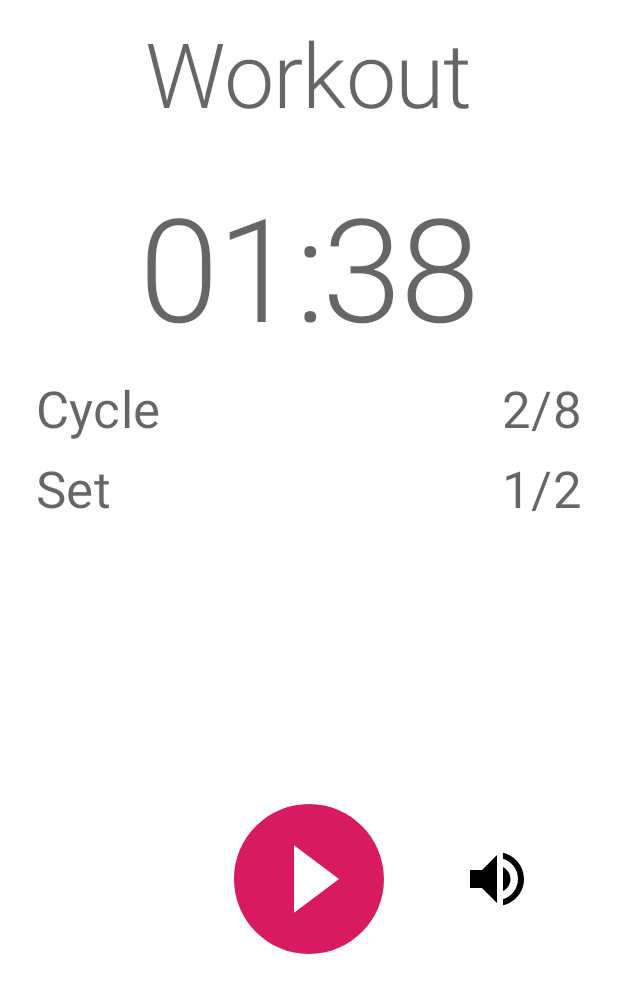
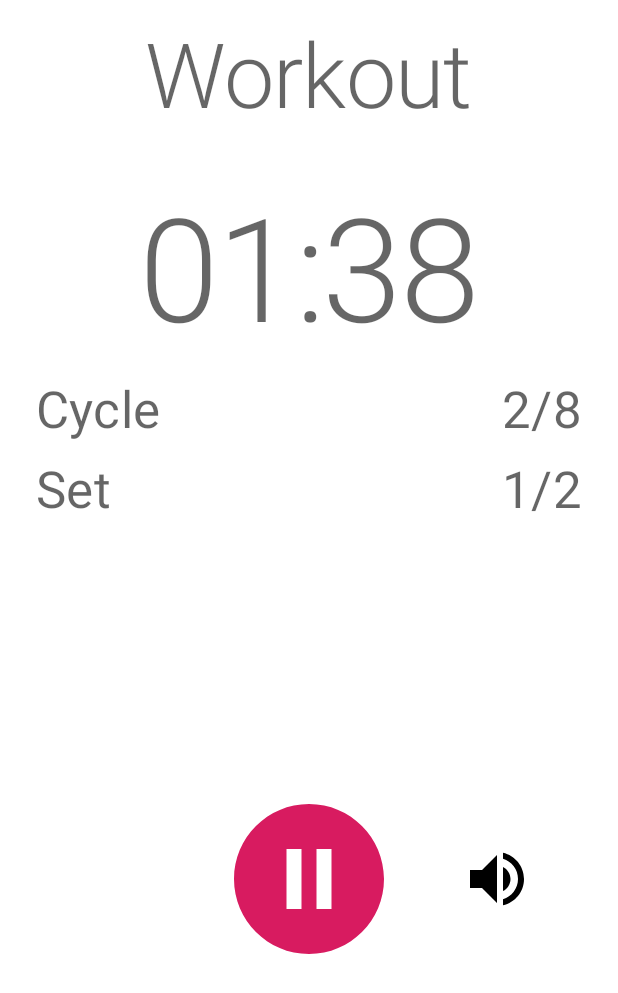
Before and after one commit to JavaCatHub/HIITiImer, an Android app: the layout activity_timer.xml on its own in the app's theme, with its tools: preview values and no code run, on a phone screen of 412 x 824 dp. Shown: the top 993 px of the screen. Run offline under Robolectric (Android 15) with nearby library versions, the light colour scheme and no system bars.

Commit message:
Added stop timer function

```diff
--- a/app/src/main/java/com/example/android/hiittimer/TimerViewModel.java
+++ b/app/src/main/java/com/example/android/hiittimer/timer/TimerViewModel.java
@@ -1,4 +1,6 @@
-package com.example.android.hiittimer;
+package com.example.android.hiittimer.timer;
+
+import com.example.android.hiittimer.model.CountDown;
 
 import java.util.Iterator;
 import java.util.List;
--- /dev/null
+++ b/app/src/main/res/drawable/drawable_selector.xml
@@ -0,0 +1,5 @@
+<?xml version="1.0" encoding="utf-8"?>
+<selector xmlns:android="http://schemas.android.com/apk/res/android">
+    <item android:drawable="@drawable/ic_play_circle_filled_black_24dp" android:state_selected="true" />
+    <item android:drawable="@drawable/ic_pause_circle_filled_black_24dp" android:state_selected="false" />
+</selector>
--- /dev/null
+++ b/app/src/main/res/drawable/ic_pause_circle_filled_black_24dp.xml
@@ -0,0 +1,5 @@
+<vector android:height="24dp" android:tint="#D81B60"
+    android:viewportHeight="24.0" android:viewportWidth="24.0"
+    android:width="24dp" xmlns:android="http://schemas.android.com/apk/res/android">
+    <path android:fillColor="#D81B60" android:pathData="M12,2C6.48,2 2,6.48 2,12s4.48,10 10,10 10,-4.48 10,-10S17.52,2 12,2zM11,16L9,16L9,8h2v8zM15,16h-2L13,8h2v8z"/>
+</vector>
--- a/app/src/main/res/drawable/ic_play_circle_filled_black_24dp.xml
+++ b/app/src/main/res/drawable/ic_play_circle_filled_black_24dp.xml
@@ -1,6 +1,6 @@
 <vector xmlns:android="http://schemas.android.com/apk/res/android"
-        android:width="120dp"
-        android:height="120dp"
+        android:width="24dp"
+        android:height="24dp"
         android:viewportWidth="24.0"
         android:viewportHeight="24.0">
     <path
--- a/app/src/main/res/layout/activity_timer.xml
+++ b/app/src/main/res/layout/activity_timer.xml
@@ -1,20 +1,22 @@
 <?xml version="1.0" encoding="utf-8"?>
 
-<layout>
+<layout
+    xmlns:android="http://schemas.android.com/apk/res/android"
+    xmlns:app="http://schemas.android.com/apk/res-auto"
+    xmlns:tools="http://schemas.android.com/tools"
+    >
 
     <data>
         <variable
             name="view_model"
-            type="com.example.android.hiittimer.TimerViewModel"/>
+            type="com.example.android.hiittimer.timer.TimerViewModel"/>
 
     </data>
 
-    <androidx.constraintlayout.widget.ConstraintLayout xmlns:android="http://schemas.android.com/apk/res/android"
-        xmlns:app="http://schemas.android.com/apk/res-auto"
-        xmlns:tools="http://schemas.android.com/tools"
+    <androidx.constraintlayout.widget.ConstraintLayout
         android:layout_width="match_parent"
         android:layout_height="match_parent"
-        tools:context=".TimerActivity">
+        tools:context=".timer.TimerActivity">
 
         <TextView
             android:id="@+id/current"
@@ -100,11 +102,11 @@
             app:layout_constraintGuide_end="16dp" />
 
         <ImageView
-            android:id="@+id/imageView"
-            android:layout_width="wrap_content"
-            android:layout_height="wrap_content"
+            android:id="@+id/play"
+            android:layout_width="120dp"
+            android:layout_height="120dp"
             android:contentDescription="@string/play"
-            android:src="@drawable/ic_play_circle_filled_black_24dp"
+            android:src="@drawable/drawable_selector"
             app:layout_constraintBottom_toBottomOf="parent"
             app:layout_constraintEnd_toStartOf="@+id/guideline4"
             app:layout_constraintStart_toStartOf="@+id/guideline3"
@@ -116,10 +118,10 @@
             android:layout_height="48dp"
             android:contentDescription="@string/select_sound"
             android:src="@drawable/ic_baseline_volume_up_24px"
-            app:layout_constraintBottom_toBottomOf="@+id/imageView"
+            app:layout_constraintBottom_toBottomOf="@+id/play"
             app:layout_constraintEnd_toStartOf="@+id/guideline4"
-            app:layout_constraintStart_toEndOf="@+id/imageView"
-            app:layout_constraintTop_toTopOf="@+id/imageView" />
+            app:layout_constraintStart_toEndOf="@+id/play"
+            app:layout_constraintTop_toTopOf="@+id/play" />
 
     </androidx.constraintlayout.widget.ConstraintLayout>
 
```
Also changed, not shown: app/src/main/java/com/example/android/hiittimer/TimerActivity.java (deleted, +0 -61 lines), app/src/main/java/com/example/android/hiittimer/timer/TimerActivity.java (added, +107 -0 lines), app/src/main/java/com/example/android/hiittimer/timer/TimerViewModelFactory.java (renamed from app/src/main/java/com/example/android/hiittimer/TimerViewModelFactory.java, +12 -11 lines).
